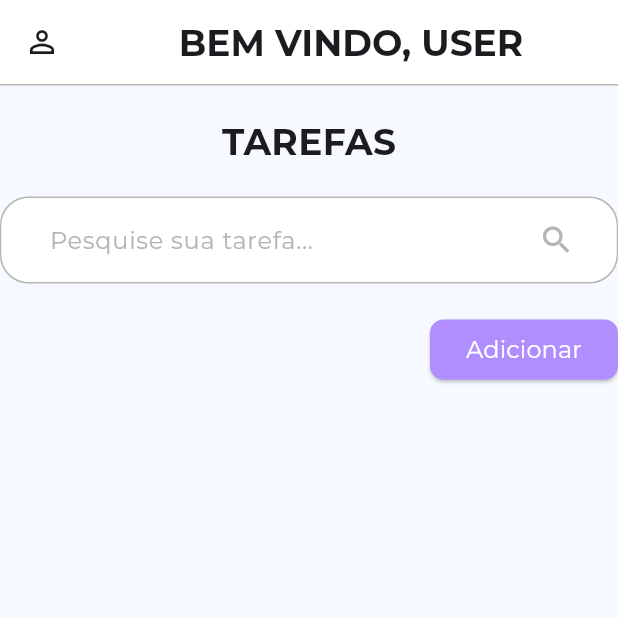
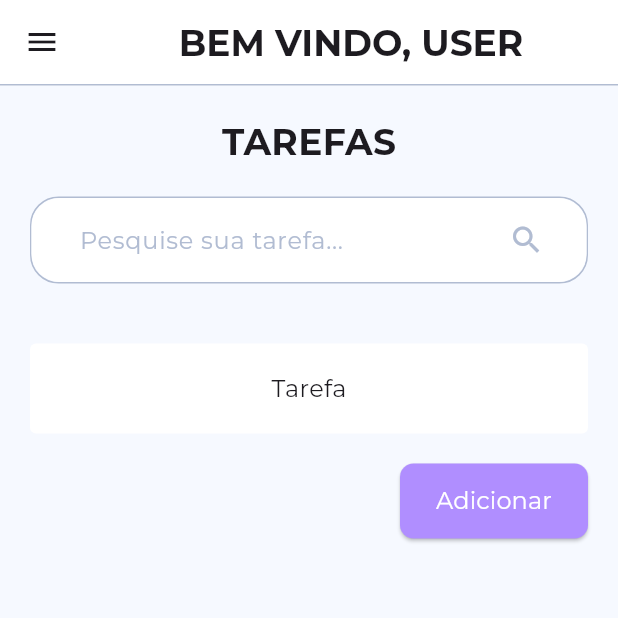
Before and after one commit to hellenilda/Tasks-manager-app, a Flutter app: the screen it shows after launch, on a phone screen of 412 x 824 dp, the top half of it. Run offline on Flutter 3.47's test engine with Material 3 defaults, Android fonts, the phone set to English and light mode, and no system bars.

Commit message:
:recycle: refactor: margens, cores e outros estilos do Home

```diff
--- a/lib/features/common/constants/app_colors.dart
+++ b/lib/features/common/constants/app_colors.dart
@@ -8,7 +8,7 @@ class AppColors {
 
   static const Color lilas = Color(0xFFB08EFF);
   static const Color branco = Color(0xFFFFFFFF);
-  static const Color cinza = Color(0xFFB5B5B5);
-  static const Color cinzaBg = Color(0xFFF6F9FF);
+  static const Color azulBordas = Color(0xFFB1BCD2);
+  static const Color azulBg = Color(0xFFF6F9FF);
   static List<Color> gradienteLilas = [Color(0xFFB08EFF), Color.fromARGB(255, 117, 64, 243)];
 }
--- a/lib/features/home/home_page.dart
+++ b/lib/features/home/home_page.dart
@@ -8,7 +8,31 @@ class HomePage extends StatelessWidget {
   @override
   Widget build(BuildContext context) {
     return Scaffold(
-      backgroundColor: AppColors.cinzaBg,
+      backgroundColor: AppColors.azulBg,
+      appBar: AppBar(
+        title: Align(
+          child: Text(
+            'BEM VINDO, USER',
+            style: AppTextStyles.h1,
+          ),
+        ),
+        backgroundColor: AppColors.branco,
+        bottom: PreferredSize(
+          preferredSize: Size.fromHeight(1.0), // Altura da borda
+          child: Container(
+            color: AppColors.azulBordas, // Cor da borda
+            height: 1.0, // Espessura da borda
+          ),
+        ),
+      ),
+      drawer: Drawer(
+        backgroundColor: AppColors.branco,
+        child: Column(
+          children: [
+            Icon(Icons.person),
+          ],
+        ),
+      ),
       body: Center(
         child: Column(
           children: [
@@ -20,12 +44,11 @@ class HomePage extends StatelessWidget {
               style: AppTextStyles.h1,
             ),
             Padding(
-              padding: EdgeInsets.only(bottom: 20)
-            ),
-            Container(
+              padding: EdgeInsets.all(20),
+              child: Container(
                 decoration: BoxDecoration(
                   border: Border.all(
-                  color: AppColors.cinza, // Cor da borda
+                    color: AppColors.azulBordas, // Cor da borda
                     width: 1.0, // Espessura da borda
                   ),
                   borderRadius: BorderRadius.circular(19), // Mesmo valor do shape da SearchBar
@@ -33,7 +56,7 @@ class HomePage extends StatelessWidget {
                 child: SearchBar(
                   hintText: 'Pesquise sua tarefa...',
                   hintStyle: WidgetStateProperty.all<TextStyle>(
-                  TextStyle(color: AppColors.cinza),
+                    TextStyle(color: AppColors.azulBordas), // Cor da borda da SearchBar
                   ),
                   textStyle: WidgetStateProperty.all<TextStyle>(
                     TextStyle(
@@ -42,13 +65,13 @@ class HomePage extends StatelessWidget {
                     ),
                   ),
                   backgroundColor: WidgetStateProperty.all<Color>(
-                  AppColors.branco,
+                    AppColors.branco, // Cor de fundo da SearchBar
                   ),
                   elevation: WidgetStateProperty.all<double>(0),
                   trailing: [
                     IconButton(
                       color: AppColors.lilas,
-                    icon: Icon(Icons.search, color: AppColors.cinza),
+                      icon: Icon(Icons.search, color: AppColors.azulBordas), // Cor do ícone de pesquisa
                       onPressed: () {},
                     ),
                   ],
@@ -62,16 +85,32 @@ class HomePage extends StatelessWidget {
                   ),
                 ),
               ),
+            ),
             Padding(
-              padding: EdgeInsets.only(bottom: 20)
+              padding: EdgeInsets.all(20),
+              child: Container(
+                decoration: BoxDecoration(
+                  color: AppColors.branco,
+                  borderRadius: BorderRadius.circular(4)
                 ),
-            Row(
+                height: 60,
+                child: Center(
+                  child: Text(
+                    'Tarefa',
+                    style: AppTextStyles.p,),
+                ),
+              ),
+            ),
+            Padding(
+              padding: EdgeInsets.only(right: 20),
+              child: Row(
                 mainAxisAlignment: MainAxisAlignment.end,
                 children: [
                   ElevatedButton(
                     style: ElevatedButton.styleFrom(
                       backgroundColor: AppColors.lilas,
                       foregroundColor: AppColors.branco,
+                      minimumSize: Size(0, 50),
                       shape: RoundedRectangleBorder(
                         borderRadius: BorderRadius.circular(9.0)
                       )
@@ -86,25 +125,9 @@ class HomePage extends StatelessWidget {
                   ),
                 ],
               ),
+            ),
           ],
         ),
-      ),
-      appBar: AppBar(
-        title: Align(
-          child: Text(
-            'BEM VINDO, USER',
-            style: AppTextStyles.h1,
-          ),
-        ),
-        backgroundColor: AppColors.branco,
-        bottom: PreferredSize(
-          preferredSize: Size.fromHeight(1.0), // Altura da borda
-          child: Container(
-            color: AppColors.cinza, // Cor da borda
-            height: 1.0, // Espessura da borda
-          ),
-        ),
-        leading: Icon(Icons.person_outline_sharp),
       ),
     );
   }
```
Also changed, not shown: lib/features/home/home_controller.dart (added). Lines whose indentation alone changed are shown as unchanged.
